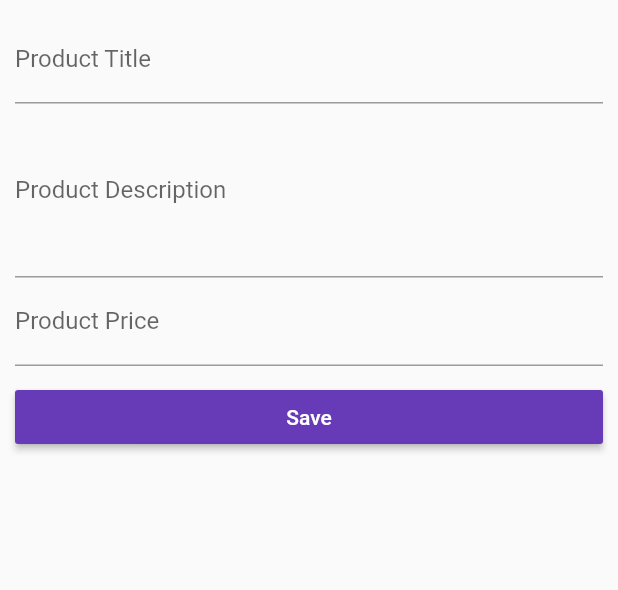
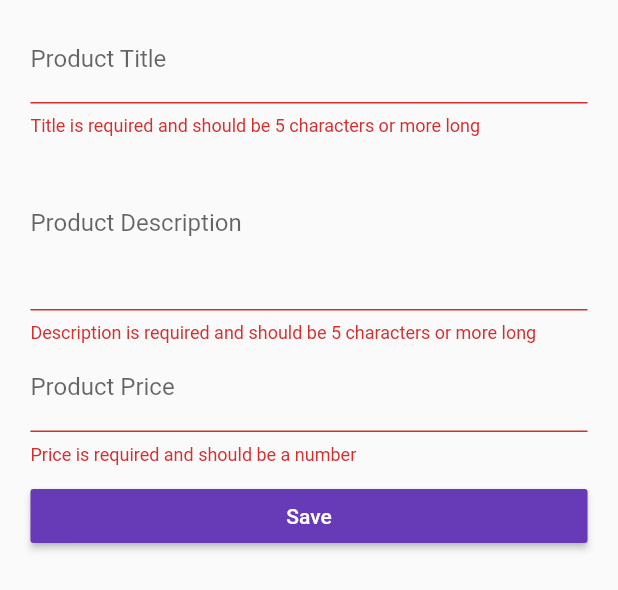
Before and after one commit to fiixed/flutter-easylist, a Flutter app: the ProductCreatePage widget shown alone on an empty page, opened directly with empty values, after a tap on "Save", on a phone screen of 412 x 824 dp. Shown: the top 590 px of the screen. Run offline on Flutter 3.47's test engine with Material 2 defaults, Android fonts, the phone set to English and light mode, and no system bars.

Commit message:
create product form validation

```diff
--- a/lib/main.dart
+++ b/lib/main.dart
@@ -29,7 +29,8 @@ class _MyAppState extends State<MyApp> {
       theme: ThemeData(
           brightness: Brightness.light,
           primarySwatch: Colors.deepOrange,
-          accentColor: Colors.deepPurple),
+          accentColor: Colors.deepPurple,
+          buttonColor: Colors.deepPurple),
       //home: AuthPage(),
       routes: {
         '/': (BuildContext context) => AuthPage(),
--- a/lib/pages/auth.dart
+++ b/lib/pages/auth.dart
@@ -67,6 +67,8 @@ class _AuthPageState extends State<AuthPage> {
 
   @override
   Widget build(BuildContext context) {
+    final double deviceWidth = MediaQuery.of(context).size.width;
+    final double targetWidth = deviceWidth > 550.0 ? 500.0 : deviceWidth * 0.95;
     return Scaffold(
       appBar: AppBar(
         title: Text('Login'),
@@ -78,6 +80,8 @@ class _AuthPageState extends State<AuthPage> {
         padding: EdgeInsets.all(10.0),
         child: Center(
           child: SingleChildScrollView(
+            child: Container(
+              width: targetWidth,
               child: Column(
                 children: <Widget>[
                   _buildEmailTextField(),
@@ -98,6 +102,7 @@ class _AuthPageState extends State<AuthPage> {
             ),
           ),
         ),
+      ),
     );
   }
 }
--- a/lib/pages/product_create.dart
+++ b/lib/pages/product_create.dart
@@ -17,11 +17,17 @@ class _ProductCreatePageState extends State<ProductCreatePage> {
   String _titleValue = '';
   String _descriptionValue = '';
   double _priceValue = 0.0;
+  final GlobalKey<FormState> _formKey = GlobalKey<FormState>();
 
   Widget _buildTitleTextField() {
-    return TextField(
+    return TextFormField(
       decoration: InputDecoration(labelText: 'Product Title'),
-      onChanged: (String value) {
+      validator: (String value) {
+        if (value.isEmpty || value.length < 5) {
+          return 'Title is required and should be 5 characters or more long';
+        }
+      },
+      onSaved: (String value) {
         setState(() {
           _titleValue = value;
         });
@@ -30,10 +36,15 @@ class _ProductCreatePageState extends State<ProductCreatePage> {
   }
 
   Widget _buildDescriptionTextField() {
-    return TextField(
+    return TextFormField(
       decoration: InputDecoration(labelText: 'Product Description'),
       maxLines: 4,
-      onChanged: (String value) {
+      validator: (String value) {
+        if (value.isEmpty || value.length < 10) {
+          return 'Description is required and should be 5 characters or more long';
+        }
+      },
+      onSaved: (String value) {
         setState(() {
           _descriptionValue = value;
         });
@@ -42,10 +53,16 @@ class _ProductCreatePageState extends State<ProductCreatePage> {
   }
 
   Widget _buildPriceTextField() {
-    return TextField(
+    return TextFormField(
       decoration: InputDecoration(labelText: 'Product Price'),
       keyboardType: TextInputType.number,
-      onChanged: (String value) {
+      validator: (String value) {
+        if (value.isEmpty ||
+            !RegExp(r'^(?:[1-9]\d*|0)?(?:\.\d+)?$').hasMatch(value)) {
+          return 'Price is required and should be a number';
+        }
+      },
+      onSaved: (String value) {
         setState(() {
           _priceValue = double.parse(value);
         });
@@ -54,6 +71,11 @@ class _ProductCreatePageState extends State<ProductCreatePage> {
   }
 
   void _submitForm() {
+    if (!_formKey.currentState.validate()) {
+      return;
+    }
+
+    _formKey.currentState.save();
     final Map<String, dynamic> product = {
       'title': _titleValue,
       'description': _descriptionValue,
@@ -66,9 +88,19 @@ class _ProductCreatePageState extends State<ProductCreatePage> {
 
   @override
   Widget build(BuildContext context) {
-    return Container(
+    final double deviceWidth = MediaQuery.of(context).size.width;
+    final double targetWidth = deviceWidth > 550.0 ? 500.0 : deviceWidth * 0.95;
+    final double targetPadding = deviceWidth - targetWidth;
+    return GestureDetector(
+      onTap: () {
+        FocusScope.of(context).requestFocus(FocusNode());
+      },
+      child: Container(
         margin: EdgeInsets.all(10.0),
+        child: Form(
+          key: _formKey,
           child: ListView(
+            padding: EdgeInsets.symmetric(horizontal: targetPadding / 2),
             children: <Widget>[
               _buildTitleTextField(),
               _buildDescriptionTextField(),
@@ -78,12 +110,13 @@ class _ProductCreatePageState extends State<ProductCreatePage> {
                 child: Text(
                   'Save',
                 ),
-            color: Theme.of(context).accentColor,
                 textColor: Colors.white,
                 onPressed: _submitForm,
               ),
             ],
           ),
+        ),
+      ),
     );
   }
 }
```
Lines whose indentation alone changed are shown as unchanged.
